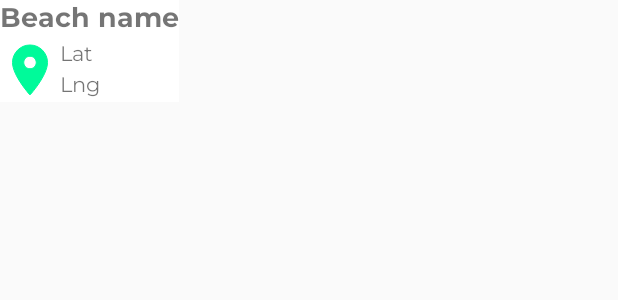
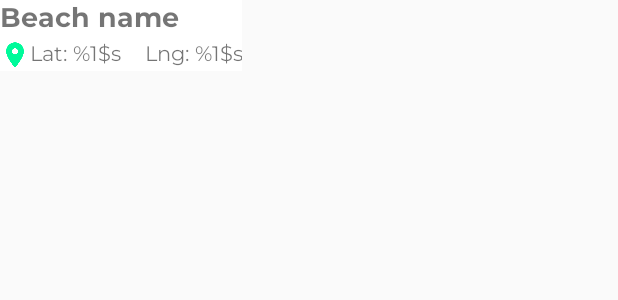
Before and after one commit to JuiceInTheOven/EcoBeach, an Android app: the layout infowindowlayout.xml on its own in the app's theme, with its tools: preview values and no code run, on a phone screen of 412 x 824 dp. Shown: the top 300 px of the screen. Run offline under Robolectric (Android 15) with nearby library versions, the phone set to English and light mode, and no system bars.

Commit message:
fixed some problems

```diff
--- a/src/AndroidProject/app/src/main/java/com/example/androidproject/activities/SplashScreenActivity.kt
+++ b/src/AndroidProject/app/src/main/java/com/example/androidproject/activities/SplashScreenActivity.kt
@@ -13,12 +13,12 @@ class SplashScreenActivity : AppCompatActivity() {
         val background = object : Thread() {
             override fun run() {
                 try {
-                    Thread.sleep(2000)
+                    sleep(2000)
 
                     val intent = Intent(baseContext, MainActivity::class.java)
                     startActivity(intent)
 
-                    finish();
+                    finish()
                 } catch (e: Exception) {
                     e.printStackTrace()
                 }
--- a/src/AndroidProject/app/src/main/java/com/example/androidproject/models/Beach.kt
+++ b/src/AndroidProject/app/src/main/java/com/example/androidproject/models/Beach.kt
@@ -9,7 +9,7 @@ class Beach(
     var Name: String = name
     var Lat: Double = lat
     var Lng: Double = lng
-    var Change: Double = change
+    //var Change: Double = change
 
     override fun toString(): String {
         return "$name,$lat,$lng,$change"
--- a/src/AndroidProject/app/src/main/res/layout/activity_main.xml
+++ b/src/AndroidProject/app/src/main/res/layout/activity_main.xml
@@ -1,7 +1,6 @@
 <?xml version="1.0" encoding="utf-8"?>
 <androidx.fragment.app.FragmentContainerView
     xmlns:android="http://schemas.android.com/apk/res/android"
-    xmlns:map="http://schemas.android.com/apk/res-auto"
     xmlns:tools="http://schemas.android.com/tools"
     android:id="@+id/map"
     android:name="com.google.android.gms.maps.SupportMapFragment"
--- a/src/AndroidProject/app/src/main/res/layout/infowindowlayout.xml
+++ b/src/AndroidProject/app/src/main/res/layout/infowindowlayout.xml
@@ -5,40 +5,41 @@
     android:orientation="vertical"
     android:background="#FFFFFF">
 
-
     <TextView
         android:id="@+id/info_title"
         android:layout_width="wrap_content"
         android:layout_height="wrap_content"
         android:fontFamily="@font/montserrat_bold"
-        android:text="Beach name"
-        android:textSize="18dp"
+        android:text="@string/beach_name_text"
+        android:textSize="18sp"
         android:textStyle="bold" />
 
     <ImageView
         android:id="@+id/info_image"
-        android:layout_width="40dp"
-        android:layout_height="40dp"
-        android:src="@drawable/ic_location_green"
+        android:layout_width="20dp"
+        android:layout_height="20dp"
         android:layout_below="@id/info_title"
-/>
+        android:contentDescription="@string/location_text"
+        android:src="@drawable/ic_location_green" />
 
     <TextView
         android:id="@+id/info_lat"
         android:layout_width="wrap_content"
         android:layout_height="wrap_content"
         android:fontFamily="@font/montserrat"
-        android:text="Lat"
+        android:text="@string/lat_text"
         android:layout_below="@id/info_title"
-        android:layout_toRightOf="@id/info_image" />
+        android:layout_toEndOf="@id/info_image"
+        android:layout_marginEnd="15dp"/>
 
     <TextView
         android:id="@+id/info_lng"
         android:layout_width="wrap_content"
         android:layout_height="wrap_content"
+        android:layout_below="@id/info_title"
+        android:layout_toEndOf="@id/info_lat"
         android:fontFamily="@font/montserrat"
-        android:text="Lng"
-        android:layout_below="@id/info_lat"
-        android:layout_toRightOf="@id/info_image"/>
+        android:text="@string/lng_text"
+        android:gravity="end" />
 
 </RelativeLayout>
--- a/src/AndroidProject/app/src/main/res/values/strings.xml
+++ b/src/AndroidProject/app/src/main/res/values/strings.xml
@@ -1,14 +1,8 @@
 <resources>
     <string name="app_name">EcoBeach</string>
-
-    <string-array name="distances">
-        <item>5 km</item>
-        <item>10 km</item>
-        <item>20 km</item>
-        <item>40 km</item>
-        <item>80 km</item>
-        <item>100 km</item>
-        <item>150 km</item>
-        <item>200 km</item>
-    </string-array>
+    <string name="location_text">Location</string>
+    <string name="lat_text">Lat: %1$s</string>
+    <string name="lng_text">Lng: %1$s</string>
+    <string name="beach_name_text">Beach name</string>
+    <string name="changes_text">Changes</string>
 </resources>
```
Also changed, not shown: src/AndroidProject/app/src/main/AndroidManifest.xml (+5 -4 lines), src/AndroidProject/app/src/main/java/com/example/androidproject/activities/BeachActivity.kt (+12 -13 lines), src/AndroidProject/app/src/main/java/com/example/androidproject/models/CustomMarker.kt (+9 -6 lines), src/AndroidProject/app/src/main/res/layout/activity_beach.xml (+7 -5 lines).
